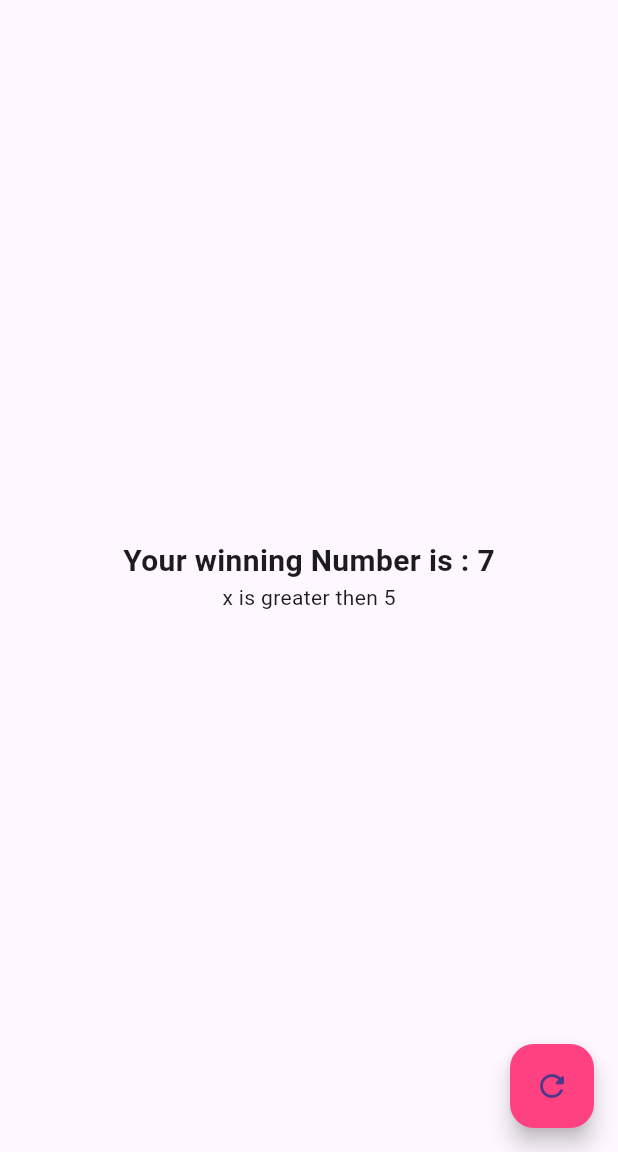
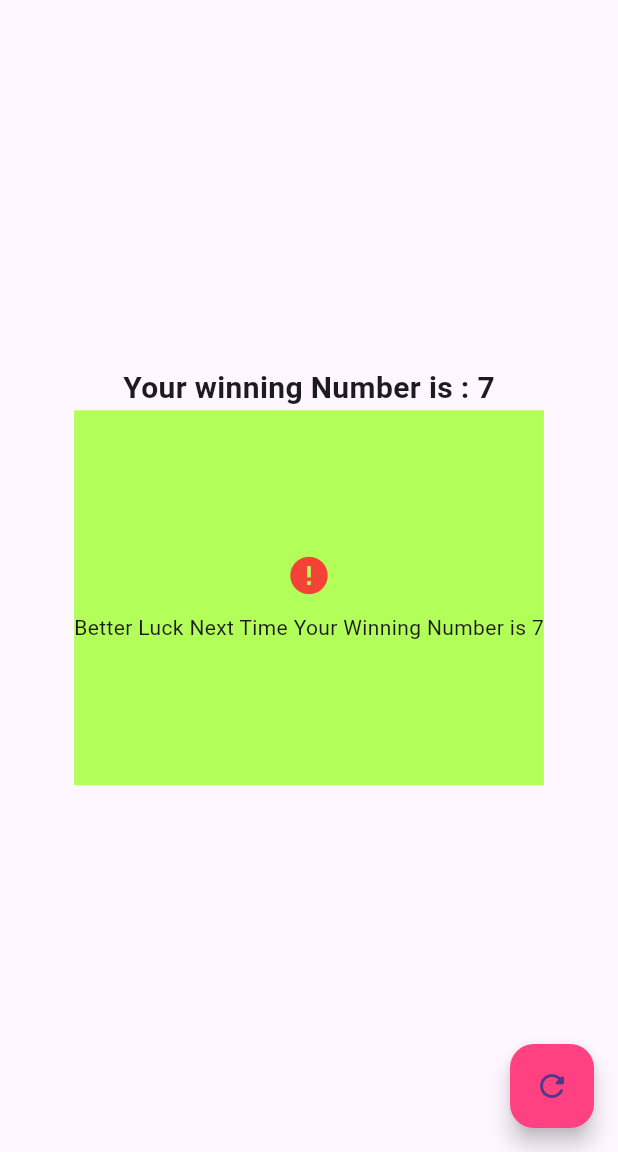
Before and after one commit to Salman-Dev336/Lottery_App_flutter, a Flutter app: the screen it shows after launch, on a phone screen of 412 x 824 dp, the part 84-1236 px from its top. Run offline on Flutter 3.47's test engine with Material 3 defaults, Android fonts, the phone set to English and light mode, and no system bars.

Commit message:
designed the icons

```diff
--- a/lib/main.dart
+++ b/lib/main.dart
@@ -39,7 +39,21 @@ class _MyAppState extends State<MyApp> {
                 fontWeight: FontWeight.bold,
               ),),
             ),
-            Text(x>5? 'x is greater then 5': x.toString()),
+            Container(
+              height: 250,
+              decoration: BoxDecoration(
+                color: Colors.lightGreenAccent,
+              ),
+              child: Column(
+                mainAxisAlignment: MainAxisAlignment.center,
+                crossAxisAlignment: CrossAxisAlignment.center,
+                children: [
+                  Icon(Icons.error,color: Colors.red,size: 30,),
+                  SizedBox(height: 10,),
+                  Text('Better Luck Next Time Your Winning Number is $x'),
+                ],
+              ),
+            ),
           ],
         ),
         floatingActionButton: FloatingActionButton(onPressed: (){
```
